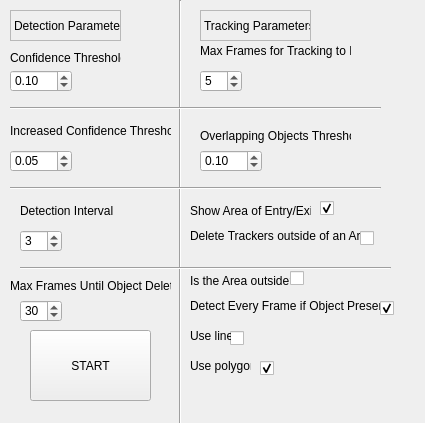
This is app_gui.ui in IzhanAlam/track-and-detect as Qt 5 draws it before an edit. The edited form follows.
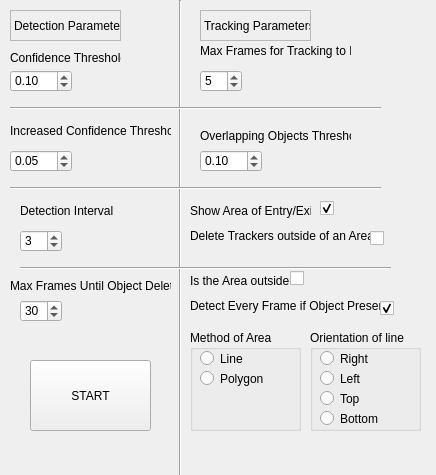
This is the edited form.

What changed in the file:
```diff
--- a/app_gui.ui
+++ b/app_gui.ui
@@ -6,8 +6,8 @@
    <rect>
     <x>0</x>
     <y>0</y>
-    <width>425</width>
-    <height>423</height>
+    <width>436</width>
+    <height>475</height>
    </rect>
   </property>
   <property name="windowTitle">
@@ -261,7 +261,7 @@
   <widget class="QCheckBox" name="checkBox_2">
    <property name="geometry">
     <rect>
-     <x>360</x>
+     <x>370</x>
      <y>230</y>
      <width>70</width>
      <height>17</height>
@@ -402,75 +402,11 @@
     <enum>Qt::Horizontal</enum>
    </property>
   </widget>
-  <widget class="QCheckBox" name="checkBox_5">
-   <property name="geometry">
-    <rect>
-     <x>230</x>
-     <y>330</y>
-     <width>70</width>
-     <height>17</height>
-    </rect>
-   </property>
-   <property name="text">
-    <string/>
-   </property>
-   <property name="checked">
-    <bool>false</bool>
-   </property>
-   <property name="tristate">
-    <bool>false</bool>
-   </property>
-  </widget>
-  <widget class="QLabel" name="label_13">
-   <property name="geometry">
-    <rect>
-     <x>190</x>
-     <y>320</y>
-     <width>41</width>
-     <height>31</height>
-    </rect>
-   </property>
-   <property name="text">
-    <string>Use line</string>
-   </property>
-  </widget>
-  <widget class="QCheckBox" name="checkBox_6">
-   <property name="geometry">
-    <rect>
-     <x>260</x>
-     <y>360</y>
-     <width>70</width>
-     <height>17</height>
-    </rect>
-   </property>
-   <property name="text">
-    <string/>
-   </property>
-   <property name="checked">
-    <bool>true</bool>
-   </property>
-   <property name="tristate">
-    <bool>false</bool>
-   </property>
-  </widget>
-  <widget class="QLabel" name="label_14">
-   <property name="geometry">
-    <rect>
-     <x>190</x>
-     <y>350</y>
-     <width>61</width>
-     <height>31</height>
-    </rect>
-   </property>
-   <property name="text">
-    <string>Use polygon</string>
-   </property>
-  </widget>
   <widget class="QPushButton" name="pushButton">
    <property name="geometry">
     <rect>
      <x>30</x>
-     <y>330</y>
+     <y>360</y>
      <width>121</width>
      <height>71</height>
     </rect>
@@ -479,6 +415,110 @@
     <string>START</string>
    </property>
   </widget>
+  <widget class="QGroupBox" name="groupBox">
+   <property name="geometry">
+    <rect>
+     <x>310</x>
+     <y>330</y>
+     <width>111</width>
+     <height>101</height>
+    </rect>
+   </property>
+   <property name="title">
+    <string>Orientation of line</string>
+   </property>
+   <widget class="QRadioButton" name="radioButton">
+    <property name="geometry">
+     <rect>
+      <x>10</x>
+      <y>20</y>
+      <width>82</width>
+      <height>17</height>
+     </rect>
+    </property>
+    <property name="text">
+     <string>Right</string>
+    </property>
+   </widget>
+   <widget class="QRadioButton" name="radioButton_2">
+    <property name="geometry">
+     <rect>
+      <x>10</x>
+      <y>60</y>
+      <width>82</width>
+      <height>17</height>
+     </rect>
+    </property>
+    <property name="text">
+     <string>Top</string>
+    </property>
+   </widget>
+   <widget class="QRadioButton" name="radioButton_3">
+    <property name="geometry">
+     <rect>
+      <x>10</x>
+      <y>40</y>
+      <width>82</width>
+      <height>17</height>
+     </rect>
+    </property>
+    <property name="text">
+     <string>Left</string>
+    </property>
+   </widget>
+   <widget class="QRadioButton" name="radioButton_4">
+    <property name="geometry">
+     <rect>
+      <x>10</x>
+      <y>80</y>
+      <width>82</width>
+      <height>17</height>
+     </rect>
+    </property>
+    <property name="text">
+     <string>Bottom</string>
+    </property>
+   </widget>
+  </widget>
+  <widget class="QGroupBox" name="groupBox_2">
+   <property name="geometry">
+    <rect>
+     <x>190</x>
+     <y>330</y>
+     <width>111</width>
+     <height>101</height>
+    </rect>
+   </property>
+   <property name="title">
+    <string>Method of Area</string>
+   </property>
+   <widget class="QRadioButton" name="radioButton_5">
+    <property name="geometry">
+     <rect>
+      <x>10</x>
+      <y>20</y>
+      <width>82</width>
+      <height>17</height>
+     </rect>
+    </property>
+    <property name="text">
+     <string>Line</string>
+    </property>
+   </widget>
+   <widget class="QRadioButton" name="radioButton_7">
+    <property name="geometry">
+     <rect>
+      <x>10</x>
+      <y>40</y>
+      <width>82</width>
+      <height>17</height>
+     </rect>
+    </property>
+    <property name="text">
+     <string>Polygon</string>
+    </property>
+   </widget>
+  </widget>
  </widget>
  <resources/>
  <connections>
```
Left out of the diff: 72 changed lines with no effect on the pictures.
